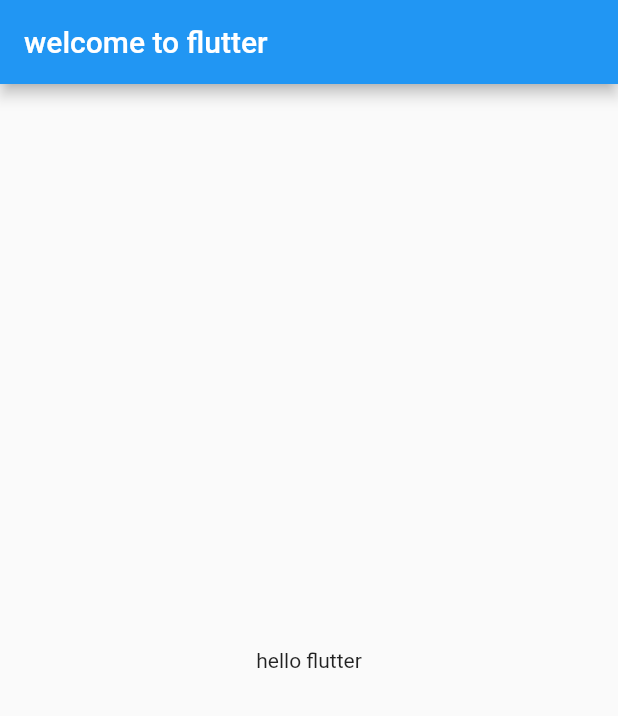
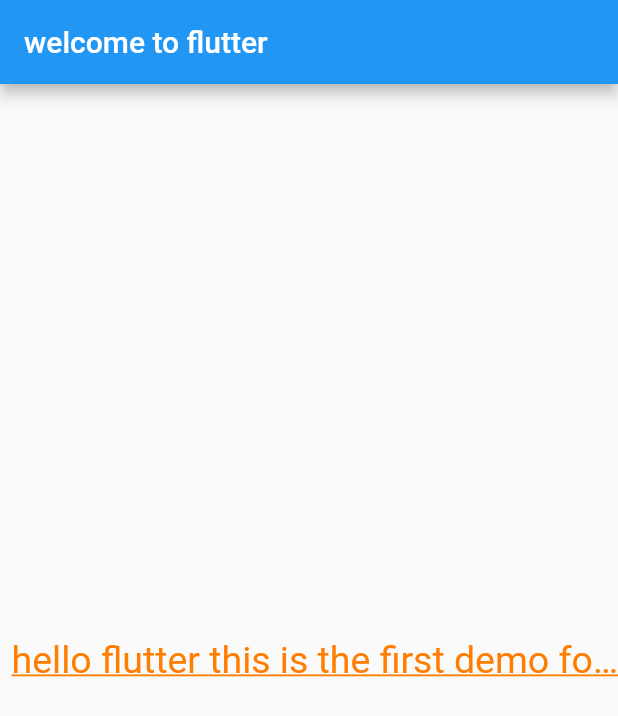
Before and after one commit to mxiaole/flutter-demo, a Flutter app: the screen it shows after launch, on a phone screen of 412 x 824 dp. Shown: the top 716 px of the screen. Run offline on Flutter 3.47's test engine with Material 2 defaults, Android fonts, the phone set to English and light mode, and no system bars.

Commit message:
add Text widget

```diff
--- a/helloworld_demo/lib/main.dart
+++ b/helloworld_demo/lib/main.dart
@@ -12,7 +12,18 @@ class MyApp extends StatelessWidget {
           title: Text('welcome to flutter'),
         ),
         body: Center(
-          child: Text('hello flutter'),
+          child: Text(
+              'hello flutter this is the first demo for me to create a file hehehehheheheeheheh',
+              textAlign: TextAlign.right, // 设置内容的对齐方式
+              maxLines: 1, // 设置最大显示的行数
+              overflow: TextOverflow
+                  .ellipsis, // 设置显示一行时，溢出的部分的显示方式, 此处设置字符超出一行使用省略号代替
+              style: TextStyle(
+                  // 设置文本的样式
+                  fontSize: 25.0,
+                  color: Color.fromARGB(255, 255, 125, 1),
+                  decoration: TextDecoration.underline,
+                  decorationStyle: TextDecorationStyle.solid)),
         ),
       ),
     );
```
